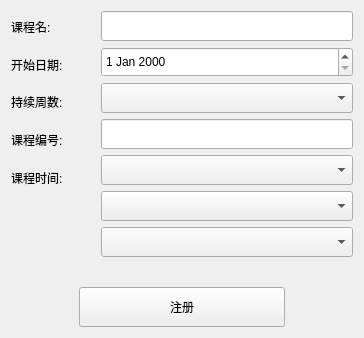
The window that UI/ui_course_add.ui (UESTC-ICT401/Attendance) describes before a commit, drawn with Qt 5.
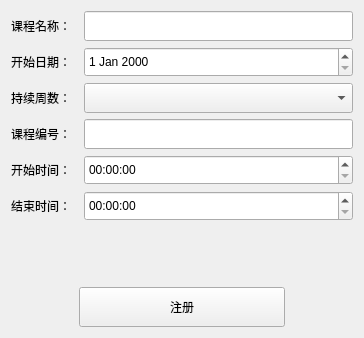
The same window after the commit.

Commit message: 修改内容：课程节数改为课程时间 问题描述：无

```diff
--- a/UI/ui_course_add.ui
+++ b/UI/ui_course_add.ui
@@ -21,19 +21,19 @@
   </property>
   <layout class="QVBoxLayout" name="verticalLayout_3" stretch="1,2,1">
    <item>
-    <layout class="QHBoxLayout" name="horizontalLayout" stretch="1,3">
+    <layout class="QHBoxLayout" name="horizontalLayout" stretch="1,4">
      <item>
-      <layout class="QVBoxLayout" name="verticalLayout" stretch="1,1,1,1,1,2">
+      <layout class="QVBoxLayout" name="verticalLayout" stretch="1,1,1,1,1,0">
        <item>
         <widget class="QLabel" name="label_3">
          <property name="minimumSize">
           <size>
            <width>0</width>
-           <height>20</height>
+           <height>30</height>
           </size>
          </property>
          <property name="text">
-          <string>课程名:</string>
+          <string>课程名称：</string>
          </property>
         </widget>
        </item>
@@ -42,11 +42,11 @@
          <property name="minimumSize">
           <size>
            <width>0</width>
-           <height>20</height>
+           <height>30</height>
           </size>
          </property>
          <property name="text">
-          <string>开始日期:</string>
+          <string>开始日期：</string>
          </property>
         </widget>
        </item>
@@ -55,11 +55,11 @@
          <property name="minimumSize">
           <size>
            <width>0</width>
-           <height>20</height>
+           <height>30</height>
           </size>
          </property>
          <property name="text">
-          <string>持续周数:</string>
+          <string>持续周数：</string>
          </property>
         </widget>
        </item>
@@ -68,11 +68,11 @@
          <property name="minimumSize">
           <size>
            <width>0</width>
-           <height>20</height>
+           <height>30</height>
           </size>
          </property>
          <property name="text">
-          <string>课程编号:</string>
+          <string>课程编号：</string>
          </property>
         </widget>
        </item>
@@ -81,14 +81,14 @@
          <property name="minimumSize">
           <size>
            <width>0</width>
-           <height>20</height>
+           <height>30</height>
           </size>
          </property>
          <property name="layoutDirection">
           <enum>Qt::LeftToRight</enum>
          </property>
          <property name="text">
-          <string>课程时间:</string>
+          <string>开始时间：</string>
          </property>
          <property name="alignment">
           <set>Qt::AlignLeading|Qt::AlignLeft|Qt::AlignVCenter</set>
@@ -96,17 +96,17 @@
         </widget>
        </item>
        <item>
-        <spacer name="verticalSpacer">
-         <property name="orientation">
-          <enum>Qt::Vertical</enum>
-         </property>
-         <property name="sizeHint" stdset="0">
+        <widget class="QLabel" name="label">
+         <property name="minimumSize">
           <size>
-           <width>20</width>
-           <height>40</height>
+           <width>0</width>
+           <height>30</height>
           </size>
          </property>
-        </spacer>
+         <property name="text">
+          <string>结束时间：</string>
+         </property>
+        </widget>
        </item>
       </layout>
      </item>
@@ -153,7 +153,7 @@
         </widget>
        </item>
        <item>
-        <widget class="QComboBox" name="comboBox_time1">
+        <widget class="QTimeEdit" name="timeEdit_startTime">
          <property name="minimumSize">
           <size>
            <width>0</width>
@@ -163,17 +163,7 @@
         </widget>
        </item>
        <item>
-        <widget class="QComboBox" name="comboBox_time2">
-         <property name="minimumSize">
-          <size>
-           <width>0</width>
-           <height>30</height>
-          </size>
-         </property>
-        </widget>
-       </item>
-       <item>
-        <widget class="QComboBox" name="comboBox_time3">
+        <widget class="QTimeEdit" name="timeEdit_endTime">
          <property name="minimumSize">
           <size>
            <width>0</width>
```
The commit also changes 3 other files.
